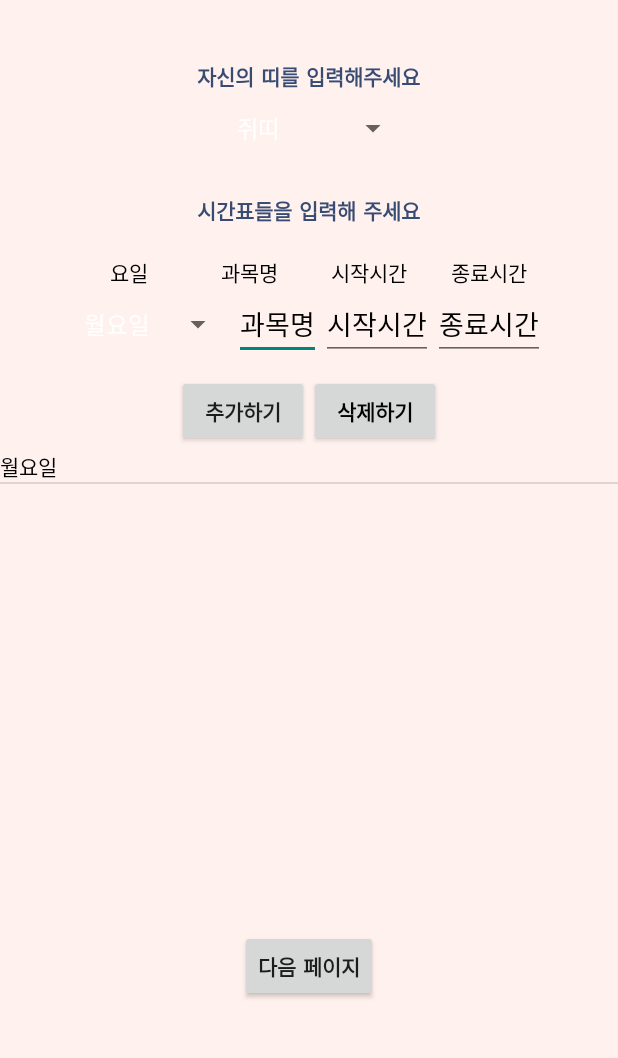
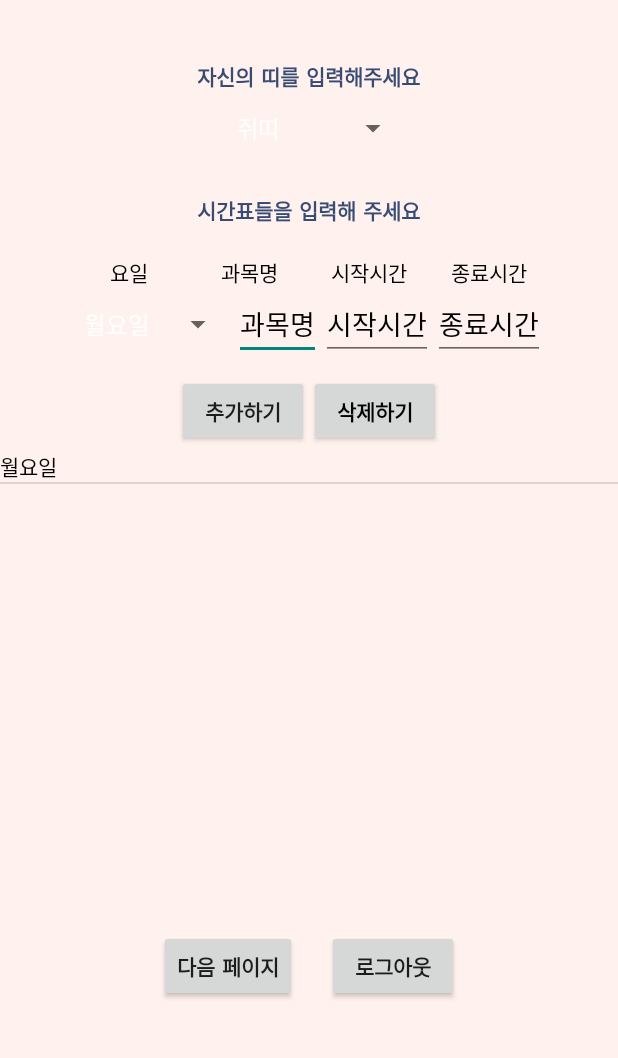
Before and after one commit to yhkwon0817/knu_widget1, an Android app: the screen it shows after launch (GetData), after a tap on "추가하기", on a phone screen of 412 x 824 dp, the part 135-1193 px from its top. Run offline under Robolectric (Android 15) with nearby library versions, the phone set to English and light mode, and no system bars; our stand-ins replace Firebase (no records; nobody signed in at launch, a user with empty details on screens opened directly); libraries missing offline, so code that uses them is left out: com.kakao.auth, com.kakao.network, com.kakao.sdk, com.kakao.usermgmt, com.kakao.util; 2 statements that could not run were skipped.

Commit message:
데이터베이스 연동

```diff
--- a/app/src/main/java/com/example/knu_widget/GetData.java
+++ b/app/src/main/java/com/example/knu_widget/GetData.java
@@ -1,11 +1,16 @@
 package com.example.knu_widget;
 
 import androidx.appcompat.app.AppCompatActivity;
+import androidx.recyclerview.widget.RecyclerView;
 
 import android.appwidget.AppWidgetManager;
 import android.content.Intent;
 import android.content.SharedPreferences;
+import android.content.pm.PackageInfo;
+import android.content.pm.PackageManager;
+import android.content.pm.Signature;
 import android.os.Bundle;
+import android.util.Base64;
 import android.util.Log;
 import android.view.View;
 import android.widget.AdapterView;
@@ -16,21 +21,58 @@ import android.widget.ListView;
 import android.widget.Spinner;
 import android.widget.Toast;
 
+import com.google.android.gms.tasks.OnSuccessListener;
+import com.google.firebase.firestore.DocumentReference;
+import com.google.firebase.firestore.FirebaseFirestore;
+import com.kakao.auth.Session;
+import com.kakao.network.ErrorResult;
+import com.kakao.usermgmt.UserManagement;
+import com.kakao.usermgmt.callback.LogoutResponseCallback;
+import com.kakao.usermgmt.callback.MeV2ResponseCallback;
+import com.kakao.usermgmt.response.MeV2Response;
+
+import java.security.MessageDigest;
+import java.security.NoSuchAlgorithmException;
 import java.util.ArrayList;
+import java.util.HashMap;
+import java.util.List;
+import java.util.Map;
 
 
 public class GetData extends AppCompatActivity {
+    String[] reDirectFortune_url = {"https://search.naver.com/search.naver?where=nexearch&sm=tab_etc&qvt=0&query=%EC%A5%90%EB%9D%A0%20%EC%9A%B4%EC%84%B8",
+            "https://search.naver.com/search.naver?where=nexearch&sm=tab_etc&qvt=0&query=%EC%86%8C%EB%9D%A0%20%EC%9A%B4%EC%84%B8",
+            "https://search.naver.com/search.naver?where=nexearch&sm=tab_etc&qvt=0&query=%ED%98%B8%EB%9E%91%EC%9D%B4%EB%9D%A0%20%EC%9A%B4%EC%84%B8",
+            "https://search.naver.com/search.naver?where=nexearch&sm=tab_etc&qvt=0&query=%ED%86%A0%EB%81%BC%EB%9D%A0%20%EC%9A%B4%EC%84%B8",
+            "https://search.naver.com/search.naver?where=nexearch&sm=tab_etc&qvt=0&query=%EC%9A%A9%EB%9D%A0%20%EC%9A%B4%EC%84%B8",
+            "https://search.naver.com/search.naver?where=nexearch&sm=tab_etc&qvt=0&query=%EB%B1%80%EB%9D%A0%20%EC%9A%B4%EC%84%B8",
+            "https://search.naver.com/search.naver?where=nexearch&sm=tab_etc&qvt=0&query=%EB%A7%90%EB%9D%A0%20%EC%9A%B4%EC%84%B8",
+            "https://search.naver.com/search.naver?where=nexearch&sm=tab_etc&qvt=0&query=%EC%96%91%EB%9D%A0%20%EC%9A%B4%EC%84%B8",
+            "https://search.naver.com/search.naver?where=nexearch&sm=tab_etc&qvt=0&query=%EC%9B%90%EC%88%AD%EC%9D%B4%EB%9D%A0%20%EC%9A%B4%EC%84%B8",
+            "https://search.naver.com/search.naver?where=nexearch&sm=tab_etc&qvt=0&query=%EB%8B%AD%EB%9D%A0%20%EC%9A%B4%EC%84%B8",
+            "https://search.naver.com/search.naver?where=nexearch&sm=tab_etc&qvt=0&query=%EA%B0%9C%EB%9D%A0%20%EC%9A%B4%EC%84%B8",
+            "https://search.naver.com/search.naver?where=nexearch&sm=tab_etc&qvt=0&query=%EB%8F%BC%EC%A7%80%EB%9D%A0%20%EC%9A%B4%EC%84%B8"};
 
     private Spinner spinner1, spinner2;
     ArrayList<ClassTimeData> classInfo;
     EditText name, st_time, end_time;
     ArrayAdapter<String> arrayAdapter, dayAdapter;
     String selected_info1;
-    Button add, delete, next;
+    Button add, delete, next, logout;
+    String str_day, str_name, str_start, str_end;
 
     public static final String SHARED_PREFS = "prefs";
     public static final String KEY_ANIMAL = "keyAnimal";
     private int appWidgetId = AppWidgetManager.INVALID_APPWIDGET_ID;
+    private SessionCallBack mSessionCallback = new SessionCallBack();
+    private FirebaseFirestore mstore = FirebaseFirestore.getInstance();
+    private String curDate;
+    private String Uid = null;
+
+    private Schedule newSchedule;
+    private RecyclerView mPostRecyclerView;
+    private List<Schedule> mDatas;
+
 
     @Override
     protected void onCreate(Bundle savedInstanceState) {
@@ -43,21 +85,11 @@ public class GetData extends AppCompatActivity {
         add = findViewById(R.id.btn_add_schedule);
         delete = findViewById(R.id.btn_delete_schedule);
         next = findViewById(R.id.btn_next_page);
+        logout = findViewById(R.id.btn_logout);
         name = findViewById(R.id.name);
         st_time = findViewById(R.id.st_time);
         end_time = findViewById(R.id.end_time);
-        String[] reDirectFortune_url = {"https://search.naver.com/search.naver?where=nexearch&sm=tab_etc&qvt=0&query=%EC%A5%90%EB%9D%A0%20%EC%9A%B4%EC%84%B8",
-                "https://search.naver.com/search.naver?where=nexearch&sm=tab_etc&qvt=0&query=%EC%86%8C%EB%9D%A0%20%EC%9A%B4%EC%84%B8",
-                "https://search.naver.com/search.naver?where=nexearch&sm=tab_etc&qvt=0&query=%ED%98%B8%EB%9E%91%EC%9D%B4%EB%9D%A0%20%EC%9A%B4%EC%84%B8",
-                "https://search.naver.com/search.naver?where=nexearch&sm=tab_etc&qvt=0&query=%ED%86%A0%EB%81%BC%EB%9D%A0%20%EC%9A%B4%EC%84%B8",
-                "https://search.naver.com/search.naver?where=nexearch&sm=tab_etc&qvt=0&query=%EC%9A%A9%EB%9D%A0%20%EC%9A%B4%EC%84%B8",
-                "https://search.naver.com/search.naver?where=nexearch&sm=tab_etc&qvt=0&query=%EB%B1%80%EB%9D%A0%20%EC%9A%B4%EC%84%B8",
-                "https://search.naver.com/search.naver?where=nexearch&sm=tab_etc&qvt=0&query=%EB%A7%90%EB%9D%A0%20%EC%9A%B4%EC%84%B8",
-                "https://search.naver.com/search.naver?where=nexearch&sm=tab_etc&qvt=0&query=%EC%96%91%EB%9D%A0%20%EC%9A%B4%EC%84%B8",
-                "https://search.naver.com/search.naver?where=nexearch&sm=tab_etc&qvt=0&query=%EC%9B%90%EC%88%AD%EC%9D%B4%EB%9D%A0%20%EC%9A%B4%EC%84%B8",
-                "https://search.naver.com/search.naver?where=nexearch&sm=tab_etc&qvt=0&query=%EB%8B%AD%EB%9D%A0%20%EC%9A%B4%EC%84%B8",
-                "https://search.naver.com/search.naver?where=nexearch&sm=tab_etc&qvt=0&query=%EA%B0%9C%EB%9D%A0%20%EC%9A%B4%EC%84%B8",
-                "https://search.naver.com/search.naver?where=nexearch&sm=tab_etc&qvt=0&query=%EB%8F%BC%EC%A7%80%EB%9D%A0%20%EC%9A%B4%EC%84%B8"};
+
 
         ListView listView = (ListView) findViewById(R.id.listivew);
         MyAdapter myAdapter = new MyAdapter(this, classInfo);
@@ -81,13 +113,29 @@ public class GetData extends AppCompatActivity {
         day.add("목요일");
         day.add("금요일");
 
+        //로그인 되어있지 않으면 로그인 액티비티로
+        if(!Session.getCurrentSession().isOpened()){
+            Intent intent = new Intent(GetData.this, LogInActivity.class);
+            startActivity(intent);
+            finish();
+        }
+        else{
+            UserManagement.getInstance().me(new MeV2ResponseCallback() {
+                @Override
+                public void onSessionClosed(ErrorResult errorResult) {
+                }
+
+                @Override
+                public void onSuccess(MeV2Response result) {
+                    Uid = String.valueOf(result.getId());
+                }
+            });
+        }
+
         arrayAdapter = new ArrayAdapter<>(getApplicationContext(), android.R.layout.simple_spinner_dropdown_item, arrayList);
-
         spinner1 = (Spinner) findViewById(R.id.spinner1);
         spinner1.setAdapter(arrayAdapter);
-
         dayAdapter = new ArrayAdapter<>(getApplicationContext(), android.R.layout.simple_spinner_dropdown_item, day);
-
         spinner2 = (Spinner) findViewById(R.id.spinner2);
         spinner2.setAdapter(dayAdapter);
 
@@ -95,7 +143,7 @@ public class GetData extends AppCompatActivity {
             @Override
             public void onItemSelected(AdapterView<?> adapterView, View view, int i, long l) {
                 selected_info1 = spinner1.getSelectedItem().toString();
-                Log.e("###", String.valueOf(arrayList.indexOf(selected_info1)));
+                //Log.e("###", String.valueOf(arrayList.indexOf(selected_info1)));
             }
 
             @Override
@@ -104,14 +152,32 @@ public class GetData extends AppCompatActivity {
             }
         });
 
+        listView.setAdapter(myAdapter);
+        updateData();
 
-        listView.setAdapter(myAdapter);
 
+        newSchedule = new Schedule();
         add.setOnClickListener(new View.OnClickListener() {
             @Override
             public void onClick(View view) {
                 classInfo.add(new ClassTimeData(spinner2.getSelectedItem().toString(), name.getText().toString(), st_time.getText().toString(), end_time.getText().toString()));
                 listView.setAdapter(myAdapter);
+
+                curDate = String.valueOf(System.currentTimeMillis());
+                newSchedule.setDay(spinner2.getSelectedItem().toString());
+                newSchedule.setLecture(name.getText().toString());
+                newSchedule.setStart(st_time.getText().toString());
+                newSchedule.setEnd(end_time.getText().toString());
+
+                mstore.collection(Uid).document(curDate)
+                        .set(newSchedule)
+                        .addOnSuccessListener(new OnSuccessListener<Void>() {
+                            @Override
+                            public void onSuccess(Void unused) {
+                                Log.e("###", "업로드 성공");
+                            }
+                        });
+
             }
         });
 
@@ -141,5 +207,37 @@ public class GetData extends AppCompatActivity {
             }
         });
 
+        //카카오톡 로그아웃
+        logout.setOnClickListener(new View.OnClickListener() {
+            @Override
+            public void onClick(View view) {
+                if (Session.getCurrentSession().checkAndImplicitOpen()) {
+                    UserManagement.getInstance().requestLogout(new LogoutResponseCallback() {
+                        @Override
+                        public void onSessionClosed(ErrorResult errorResult) {
+                            super.onSessionClosed(errorResult);
+                            Log.e("###", "onSessionClosed: " + errorResult.getErrorMessage());
+
+                        }
+
+                        @Override
+                        public void onCompleteLogout() {
+                            if (mSessionCallback != null) {
+                                Log.e("###", "onCompleteLogout:logout ");
+                                Session.getCurrentSession().removeCallback(mSessionCallback);
+                                Intent intent = new Intent(GetData.this, LogInActivity.class);
+                                startActivity(intent);
+                                finish();
+                            }
+
+                        }
+                    });
+                }
+            }
+        });
+    }
+
+    public void updateData(){
+
     }
 }
--- /dev/null
+++ b/app/src/main/java/com/example/knu_widget/GlobalApplication.java
@@ -0,0 +1,90 @@
+package com.example.knu_widget;
+
+import android.app.Application;
+import android.content.Context;
+
+import androidx.annotation.Nullable;
+
+import com.kakao.auth.ApprovalType;
+import com.kakao.auth.AuthType;
+import com.kakao.auth.IApplicationConfig;
+import com.kakao.auth.ISessionConfig;
+import com.kakao.auth.KakaoAdapter;
+import com.kakao.auth.KakaoSDK;
+import com.kakao.sdk.common.KakaoSdk;
+
+import java.security.Key;
+
+public class GlobalApplication extends Application {
+    private static volatile GlobalApplication instance = null;
+
+    @Override
+    public void onCreate() {
+        super.onCreate();
+        instance = this;
+
+        //KakaoSdk.init(instance, "73046125eadeb41a4d09c2836bbdafb2");
+        KakaoSDK.init(new KakaoSDKAdapter());
+    }
+
+    @Override
+    public void onTerminate() {
+        super.onTerminate();
+        instance = null;
+    }
+
+    private static class KakaoSDKAdapter extends KakaoAdapter {
+        @Override
+        public ISessionConfig getSessionConfig() {
+            return new ISessionConfig() {
+
+                // 로그인 시 인증 타입 지정
+                @Override
+                public AuthType[] getAuthTypes() {
+                    return new AuthType[]{AuthType.KAKAO_ACCOUNT};
+                }
+
+                // pause와 resume시에 타이머를 설정/ CPU의 소모를 절약 할 지의 여부를 지정
+                @Override
+                public boolean isUsingWebviewTimer() {
+                    return false;
+                }
+
+                @Override
+                public boolean isSecureMode() {
+                    return false;
+                }
+
+                @Nullable
+                @Override
+                public ApprovalType getApprovalType() {
+                    return ApprovalType.INDIVIDUAL;
+                }
+
+                // 로그인 웹뷰에서 email 입력 폼의 데이터를 저장할 지 여부를 지정
+                @Override
+                public boolean isSaveFormData() {
+                    return true;
+                }
+            };
+        }
+
+        // Application이 가지고 있는 정보를 얻기 위한 인터페이스
+        @Override
+        public IApplicationConfig getApplicationConfig() {
+            return new IApplicationConfig() {
+                @Override
+                public Context getApplicationContext() {
+                    return GlobalApplication.getGlobalApplicationContext();
+                }
+            };
+        }
+    }
+
+    public static GlobalApplication getGlobalApplicationContext() {
+        if (instance == null) {
+            throw new IllegalStateException("this application does not inherit com.kakao.GlobalApplication");
+        }
+        return instance;
+    }
+}
--- /dev/null
+++ b/app/src/main/java/com/example/knu_widget/Schedule.java
@@ -0,0 +1,56 @@
+package com.example.knu_widget;
+
+import java.io.Serializable;
+
+public class Schedule implements Serializable {
+
+    private String day;
+    private String lecture;
+    private String start;
+    private String end;
+
+    public Schedule(){
+        this.day="";
+        this.lecture="";
+        this.start="";
+        this.end="";
+    }
+    public Schedule(String day, String lecture, String start, String end){
+        this.day=day;
+        this.lecture=lecture;
+        this.start=start;
+        this.end=end;
+    }
+
+    public String getDay() {
+        return day;
+    }
+
+    public void setDay(String day) {
+        this.day = day;
+    }
+
+    public String getLecture() {
+        return lecture;
+    }
+
+    public void setLecture(String lecture) {
+        this.lecture = lecture;
+    }
+
+    public String getStart() {
+        return start;
+    }
+
+    public void setStart(String start) {
+        this.start = start;
+    }
+
+    public String getEnd() {
+        return end;
+    }
+
+    public void setEnd(String end) {
+        this.end = end;
+    }
+}
--- /dev/null
+++ b/app/src/main/java/com/example/knu_widget/SessionCallBack.java
@@ -0,0 +1,64 @@
+package com.example.knu_widget;
+
+import android.util.Log;
+
+import com.kakao.auth.ISessionCallback;
+import com.kakao.network.ErrorResult;
+import com.kakao.usermgmt.UserManagement;
+import com.kakao.usermgmt.callback.MeV2ResponseCallback;
+import com.kakao.usermgmt.response.MeV2Response;
+import com.kakao.usermgmt.response.model.Profile;
+import com.kakao.usermgmt.response.model.UserAccount;
+import com.kakao.util.exception.KakaoException;
+
+public class SessionCallBack implements ISessionCallback {
+    @Override
+    public void onSessionOpened() {
+        requestMe();
+    }
+
+    @Override
+    public void onSessionOpenFailed(KakaoException exception) {
+    }
+
+    public void requestMe() {
+        // 사용자정보 요청 결과에 대한 Callback
+        UserManagement.getInstance().me(new MeV2ResponseCallback() {
+            @Override
+            public void onSessionClosed(ErrorResult errorResult) {
+            }
+
+            // 사용자 정보 요청 실패
+            @Override
+            public void onFailure(ErrorResult errorResult) {
+            }
+
+            @Override
+            public void onSuccess(MeV2Response result) {
+
+                String id = String.valueOf(result.getId());
+                UserAccount kakaoAccount = result.getKakaoAccount();
+                if (kakaoAccount != null) {
+
+                    // 이메일
+                    String email = kakaoAccount.getEmail();
+                    if (email != null) {
+                        Log.e("SessionCallback :: ", "onSuccess:email " + email);
+                    }
+
+                    // 프로필
+                    Profile _profile = kakaoAccount.getProfile();
+
+                    if (_profile != null) {
+
+                        Log.e("SessionCallback :: ", "nickname: " + _profile.getNickname());
+
+                    }
+                    Log.e("###", "여기까지 옴3");
+                } else {
+                    Log.i("KAKAO_API", "onSuccess: kakaoAccount null");
+                }
+            }
+        });
+    }
+}
--- a/app/src/main/res/layout/activity_get_data.xml
+++ b/app/src/main/res/layout/activity_get_data.xml
@@ -158,17 +158,35 @@
             android:textColor="@color/black" />
     </LinearLayout>
 
+    <androidx.recyclerview.widget.RecyclerView
+        android:id="@+id/schedule_list_recycle"
+        android:layout_width="match_parent"
+        android:layout_height="wrap_content"
+        app:layoutManager="androidx.recyclerview.widget.LinearLayoutManager" />
+
     <ListView
         android:id="@+id/listivew"
         android:layout_width="wrap_content"
         android:layout_height="300dp" />
-
-    <Button
-        android:id="@+id/btn_next_page"
+    <LinearLayout
         android:layout_width="wrap_content"
         android:layout_height="wrap_content"
         android:layout_gravity="center"
-        android:layout_marginTop="20dp"
-        android:fontFamily="@font/basicfont"
-        android:text="다음 페이지" />
+        android:layout_marginTop="20dp">
+        <Button
+            android:id="@+id/btn_next_page"
+            android:layout_width="wrap_content"
+            android:layout_height="wrap_content"
+            android:fontFamily="@font/basicfont"
+            android:text="다음 페이지" />
+
+        <Button
+            android:id="@+id/btn_logout"
+            android:layout_width="wrap_content"
+            android:layout_height="wrap_content"
+            android:layout_marginLeft="20dp"
+            android:fontFamily="@font/basicfont"
+            android:text="로그아웃" />
+    </LinearLayout>
+
 </LinearLayout>
--- a/app/src/main/res/values/strings.xml
+++ b/app/src/main/res/values/strings.xml
@@ -1,3 +1,5 @@
 <resources>
     <string name="app_name">knu_widget</string>
+    <string name="kakao_app_key">73046125eadeb41a4d09c2836bbdafb2</string>
+    <string name="kakao_native_key">kakao73046125eadeb41a4d09c2836bbdafb2</string>
 </resources>
--- a/gradle.properties
+++ b/gradle.properties
@@ -19,3 +19,7 @@ android.useAndroidX=true
 # resources declared in the library itself and none from the library's dependencies,
 # thereby reducing the size of the R class for that library
 android.nonTransitiveRClass=true
+
+
+KAKAO_SDK_GROUP=com.kakao.sdk
+KAKAO_SDK_VERSION=1.27.0
```
Also changed, not shown: app/build.gradle (+8 -0 lines), app/src/main/AndroidManifest.xml (+28 -6 lines), app/src/main/java/com/example/knu_widget/LogInActivity.java (added, +109 -0 lines), app/src/main/res/layout/activity_log_in.xml (added, +16 -0 lines), build.gradle (+10 -4 lines), settings.gradle (+2 -7 lines), 2 other files.
